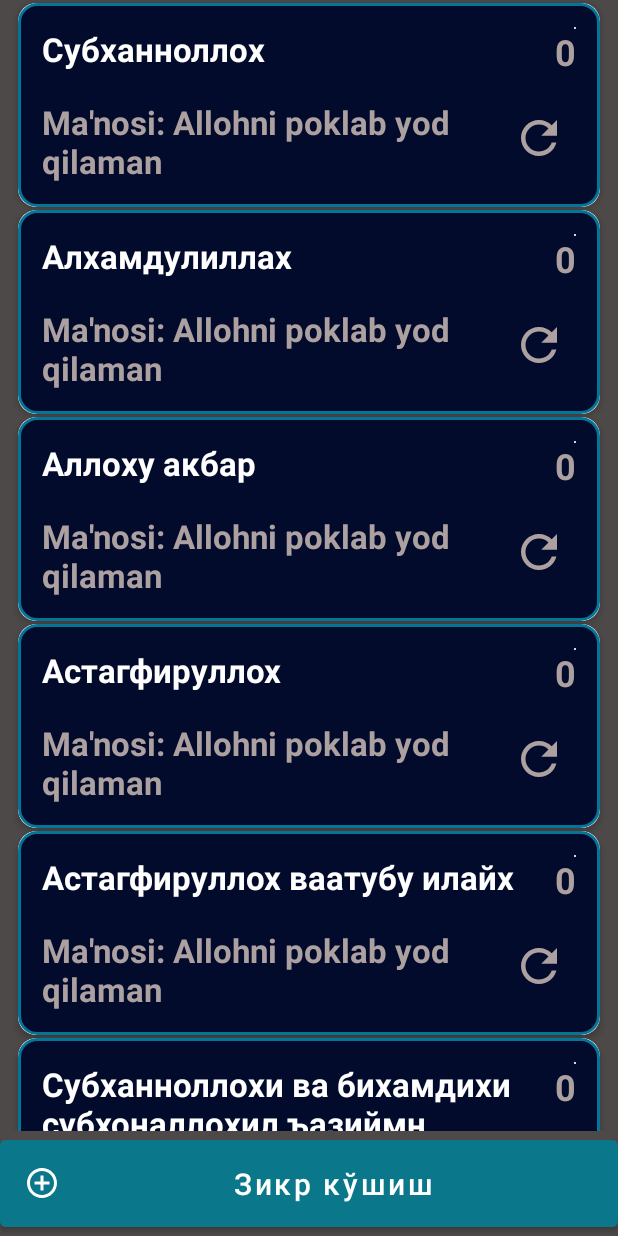
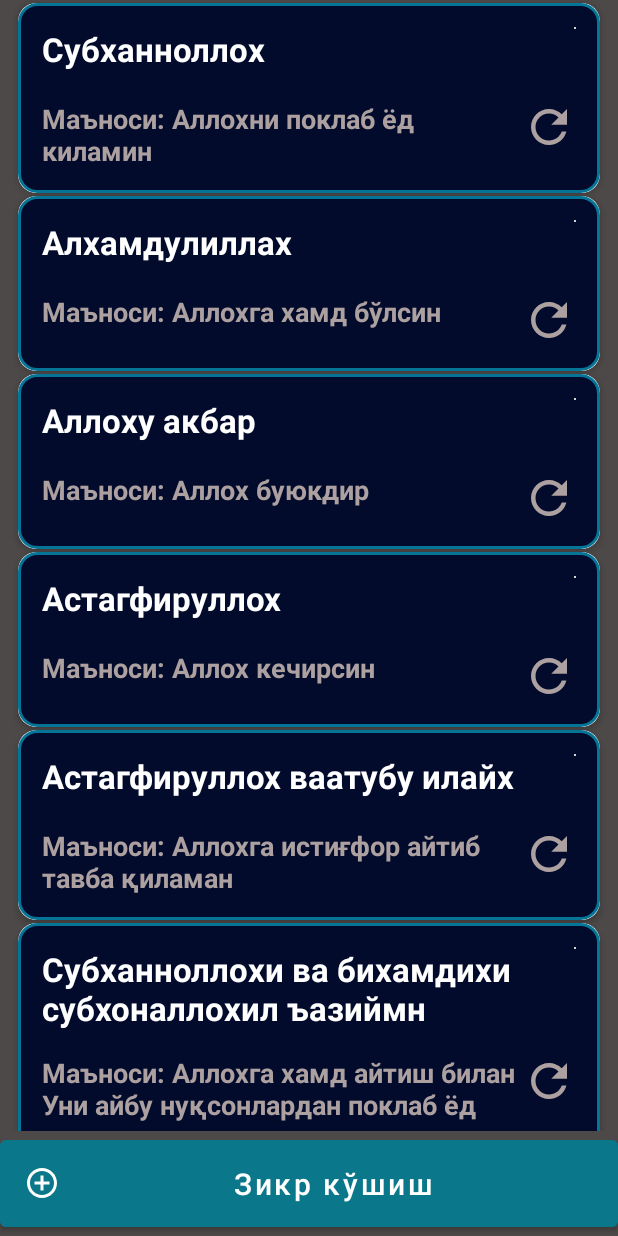
Before and after one commit to NodirGH/Tasbeeh, an Android app: the screen it shows after launch (MainActivity), on a phone screen of 412 x 824 dp. Run offline under Robolectric (Android 15) with nearby library versions, the light colour scheme and no system bars.

Commit message:
divine words meaning is done

```diff
--- a/app/src/main/java/com/example/tasbeeh/Adapter.kt
+++ b/app/src/main/java/com/example/tasbeeh/Adapter.kt
@@ -15,12 +15,14 @@ class Adapter(
 ) : RecyclerView.Adapter<Adapter.ViewHolder>() {
 
     class ViewHolder(itemView: View) : RecyclerView.ViewHolder(itemView) {
-        val imageInt: ImageView = itemView.findViewById(R.id.ivImageInt)
-        val tasbehWords: TextView = itemView.findViewById(R.id.tasbeh_word_home)
+        private val imageInt: ImageView = itemView.findViewById(R.id.ivImageInt)
+        private val divineWords: TextView = itemView.findViewById(R.id.tasbeh_word_home)
+        private val divineWordsMeaning: TextView =itemView.findViewById(R.id.divineWordMeaning)
 
         fun bindView(data: Data, listener: (Data) -> Unit) {
             imageInt.setImageResource(data.imageInt)
-            tasbehWords.text = data.tasbehWord
+            divineWords.text = data.divineWord
+            divineWordsMeaning.text = data.divineWordMeaning
             itemView.setOnClickListener { listener(data) }
         }
     }
--- a/app/src/main/java/com/example/tasbeeh/Data.kt
+++ b/app/src/main/java/com/example/tasbeeh/Data.kt
@@ -6,5 +6,6 @@ import kotlinx.parcelize.Parcelize
 @Parcelize
 data class Data(
     val imageInt: Int,
-    val tasbehWord: String
+    val divineWord: String,
+    val divineWordMeaning: String
 ): Parcelable
--- a/app/src/main/java/com/example/tasbeeh/ItemsInside.kt
+++ b/app/src/main/java/com/example/tasbeeh/ItemsInside.kt
@@ -1,5 +1,6 @@
 package com.example.tasbeeh
 
+import android.content.Intent
 import android.os.Bundle
 import androidx.appcompat.app.AppCompatActivity
 import com.example.tasbeeh.databinding.InsideItemsBinding
@@ -16,20 +17,24 @@ class ItemsInside : AppCompatActivity() {
         val word = intent.getParcelableExtra<Data>(MainActivity.INTENT_PARCELABLE)
 
         if (word != null) {
-            binding.tvTasbehWordInside.text = word.tasbehWord
+            binding.tvDivineWordInside.text = word.divineWord
             binding.ivInside.setImageResource(word.imageInt)
         }
 
         var clickedTimes = 0
         binding.btnForTap.setOnClickListener {
-            clickedTimes ++
-
+            clickedTimes++
             binding.counter.text = clickedTimes.toString()
         }
+
         binding.btnRefreshInsider.setOnClickListener {
             clickedTimes = 0
             binding.counter.text = clickedTimes.toString()
         }
 
+        binding.btnHome.setOnClickListener {
+            val intent = Intent(this, MainActivity::class.java)
+            startActivity(intent)
+        }
     }
 }
--- a/app/src/main/java/com/example/tasbeeh/MainActivity.kt
+++ b/app/src/main/java/com/example/tasbeeh/MainActivity.kt
@@ -4,7 +4,6 @@ import android.content.Intent
 import android.os.Bundle
 import androidx.appcompat.app.AppCompatActivity
 import androidx.recyclerview.widget.LinearLayoutManager
-import androidx.recyclerview.widget.RecyclerView
 import com.example.tasbeeh.databinding.ActivityMainBinding
 
 class MainActivity : AppCompatActivity() {
@@ -21,15 +20,15 @@ class MainActivity : AppCompatActivity() {
         setContentView(view)
 
         val wordList = listOf(
-            Data(R.drawable.heaven, "Субханноллох"),
-            Data(R.drawable.heaven, "Алхамдулиллах"),
-            Data(R.drawable.heaven, "Аллоху акбар"),
-            Data(R.drawable.heaven, "Астагфируллох"),
-            Data(R.drawable.heaven, "Астагфируллох ваатубу илайх"),
-            Data(R.drawable.heaven, "Субханноллохи ва бихамдихи субхоналлохил ъазиймн"),
-            Data(R.drawable.heaven, "Йа мукаллибал кулуб саббит колбий ъала дийник"),
-            Data(R.drawable.heaven, "Ла илаха илла анта субханака инний кунту миназ злимийн"),
-            Data(R.drawable.heaven, "Астагфируллохаллазий ла илаха илла хувал хаййул каййум ва атубу илайх")
+            Data(R.drawable.heaven, "Субханноллох", "Маъноси: Аллохни поклаб ёд киламин"),
+            Data(R.drawable.heaven, "Алхамдулиллах", "Маъноси: Аллохга хамд бўлсин"),
+            Data(R.drawable.heaven, "Аллоху акбар", "Маъноси: Аллох буюкдир"),
+            Data(R.drawable.heaven, "Астагфируллох", "Маъноси: Аллох кечирсин"),
+            Data(R.drawable.heaven, "Астагфируллох ваатубу илайх", "Маъноси: Аллохга истиғфор айтиб тавба қиламан"),
+            Data(R.drawable.heaven, "Субханноллохи ва бихамдихи субхоналлохил ъазиймн", "Маъноси: Аллохга хамд айтиш билан Уни айбу нуқсонлардан поклаб ёд этаман"),
+            Data(R.drawable.heaven, "Йа мукаллибал кулуб саббит колбий ъала дийник", "Маъноси: Эй қалбларни ўзгартирувчи, қалбимни динингда собит қил"),
+            Data(R.drawable.heaven, "Ла илаха илла анта субханака инний кунту миназ злимийн", "Маъноси: Сендан бошқа илоҳ йўқ. Сени поклаб ёд этурман. Албатта мен золимлардан бўлдим"),
+            Data(R.drawable.heaven, "Астагфируллохаллазий ла илаха илла хувал хаййул каййум ва атубу илайх", "Маъноси: Бархаёт,тирик Аллоҳдан авф этишини сўрайман ва Унга тавба қиламан")
         )
 
         binding.recyclerView.layoutManager = LinearLayoutManager(this)
--- a/app/src/main/res/layout/activity_main.xml
+++ b/app/src/main/res/layout/activity_main.xml
@@ -11,16 +11,16 @@
         android:id="@+id/recyclerView"
         android:layout_width="0dp"
         android:layout_height="0dp"
-        app:layout_constraintBottom_toTopOf="@+id/btnAddTasbehWord"
+        app:layout_constraintBottom_toTopOf="@+id/btnAddDivineWord"
         app:layout_constraintEnd_toEndOf="parent"
         app:layout_constraintStart_toStartOf="parent"
         app:layout_constraintTop_toTopOf="parent" />
 
     <Button
-        android:id="@+id/btnAddTasbehWord"
+        android:id="@+id/btnAddDivineWord"
         android:layout_width="0dp"
         android:layout_height="70dp"
-        android:text="@string/tasbeeh_words"
+        android:text="@string/divine_words"
         android:textAllCaps="false"
         android:textSize="20sp"
         android:backgroundTint="#0A778A"
--- a/app/src/main/res/layout/inside_items.xml
+++ b/app/src/main/res/layout/inside_items.xml
@@ -1,7 +1,6 @@
 <?xml version="1.0" encoding="utf-8"?>
 <androidx.constraintlayout.widget.ConstraintLayout xmlns:android="http://schemas.android.com/apk/res/android"
     xmlns:app="http://schemas.android.com/apk/res-auto"
-    xmlns:tools="http://schemas.android.com/tools"
     android:layout_width="match_parent"
     android:layout_height="match_parent"
     android:background="@drawable/heaven">
@@ -50,7 +49,7 @@
     </LinearLayout>
 
     <TextView
-        android:id="@+id/tvTasbehWordInside"
+        android:id="@+id/tvDivineWordInside"
         android:layout_width="0dp"
         android:layout_height="wrap_content"
         android:text="@string/subhanalloh"
@@ -72,7 +71,7 @@
         android:background="#00FFFFFF"
         android:src="@drawable/ic_play"
         app:layout_constraintEnd_toEndOf="parent"
-        app:layout_constraintTop_toBottomOf="@+id/tvTasbehWordInside"
+        app:layout_constraintTop_toBottomOf="@+id/tvDivineWordInside"
         app:tint="@color/black" />
 
     <ImageView
@@ -88,7 +87,7 @@
         android:layout_height="wrap_content"
         android:layout_marginStart="60sp"
         android:layout_marginEnd="60dp"
-        android:background="@drawable/rectangle_couter_display"
+        android:background="@drawable/rectangle_counter_display"
         android:gravity="center"
         android:text="0"
         android:textColor="@color/black"
--- a/app/src/main/res/layout/item_order.xml
+++ b/app/src/main/res/layout/item_order.xml
@@ -41,7 +41,7 @@
                 android:layout_width="wrap_content"
                 android:layout_height="wrap_content"
                 android:layout_alignParentEnd="true"
-                android:text="0"
+                tools:text="0"
                 android:textColor="#ACA0A0"
                 android:textSize="24sp"
                 android:textStyle="bold" />
@@ -62,19 +62,19 @@
             android:layout_marginTop="16dp">
 
             <TextView
-                android:id="@+id/tasbehWordMeaning"
+                android:id="@+id/divineWordMeaning"
                 android:layout_width="wrap_content"
                 android:layout_height="wrap_content"
-                android:text="@string/meaning_subhanalloh"
-                android:textSize="22sp"
-                android:textStyle="bold"
-                android:layout_marginEnd="20dp"
-                android:textColor="@color/murky_grey" />
+                android:layout_marginEnd="35dp"
+                tools:text="@string/meaning_subhanalloh"
+                android:textColor="@color/murky_grey"
+                android:textSize="18sp"
+                android:textStyle="bold" />
 
             <ImageButton
                 android:id="@+id/icRefresh"
-                android:layout_width="50dp"
-                android:layout_height="50dp"
+                android:layout_width="wrap_content"
+                android:layout_height="wrap_content"
                 android:layout_alignParentEnd="true"
                 android:background="#00ACA0A0"
                 android:src="@drawable/ic_refresh"
--- a/app/src/main/res/values/strings.xml
+++ b/app/src/main/res/values/strings.xml
@@ -1,6 +1,16 @@
 <resources>
     <string name="app_name">Tasbeeh</string>
-    <string name="tasbeeh_words">Зикр кўшиш</string>
+    <string name="divine_words">Зикр кўшиш</string>
     <string name="subhanalloh">Субханаллох</string>
-    <string name="meaning_subhanalloh">Ma\'nosi: Allohni poklab yod qilaman</string>
+
+    <string name="meaning_subhanalloh">Маъноси: Аллохни поклаб ёд киламин</string>
+    <string name="meaning_alhamdulillah">Маъноси: Аллохга хамд бўлсин</string>
+    <string name="meaning_allohu_akbar">Маъноси: Аллох буюкдир</string>
+    <string name="meaning_astahfirulloh">Маъноси: Аллох кечирсин</string>
+    <string name="meaning_astahfiruolloh_vaatubu_ilayh">Маъноси: Аллохга истиғфор айтиб тавба қиламан</string>
+    <string name="meaning_subhanallohi_va_biahmdihi">Маъноси: Аллохга хамд айтиш билан Уни айбу нуқсонлардан поклаб ёд этаман</string>
+    <string name="meaning_ya_muqollibal_qulub">Маъноси: Эй қалбларни ўзгартирувчи, қалбимни динингда собит қил</string>
+    <string name="meaning_la_ilaha_illa">Маъноси: Сендан бошқа илоҳ йўқ. Сени поклаб ёд этурман. Албатта мен золимлардан бўлдим</string>
+    <string name="meaning_astahfirullohallaziy">Маъноси: Бархаёт,тирик Аллоҳдан авф этишини сўрайман ва Унга тавба қиламан</string>
+
 </resources>
```
Also changed, not shown: app/src/main/res/drawable/rectangle_counter_display.xml (renamed from app/src/main/res/drawable/rectangle_couter_display.xml).
